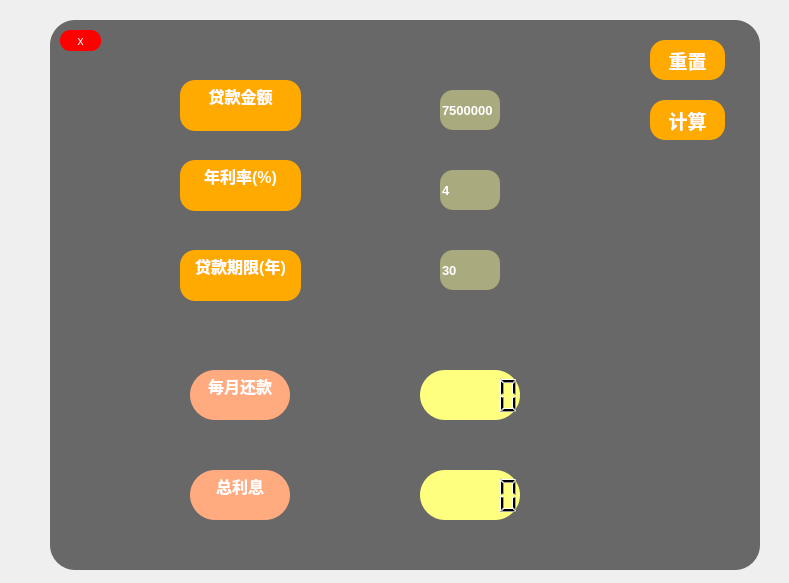
First picture: the form in midlife3.ui, repository LuoXubo/SUFE_Calculator, before the edit.
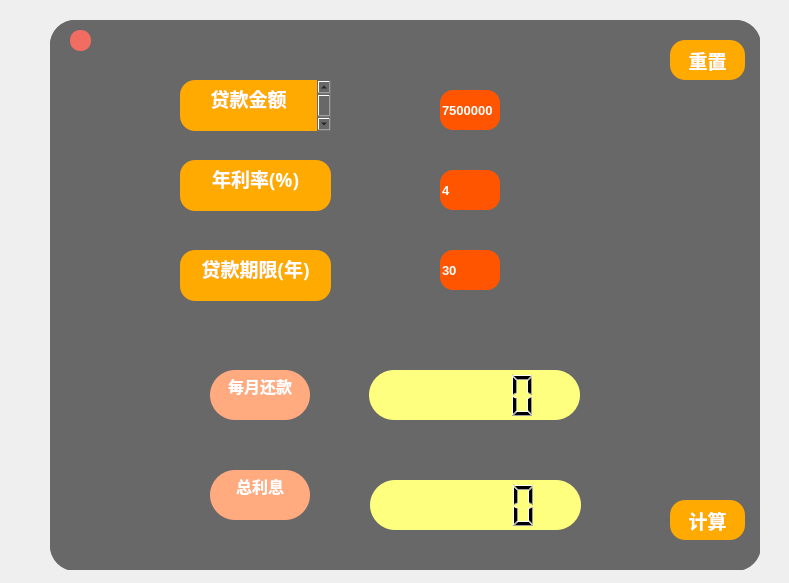
Second picture: the form after the edit. Icons and pictures are not drawn.

```diff
--- a/midlife3.ui
+++ b/midlife3.ui
@@ -29,32 +29,33 @@
    <widget class="QPushButton" name="close_2">
     <property name="geometry">
      <rect>
-      <x>10</x>
+      <x>20</x>
       <y>10</y>
-      <width>41</width>
+      <width>21</width>
       <height>21</height>
      </rect>
     </property>
     <property name="styleSheet">
-     <string notr="true">background-color: rgb(255, 0, 0);
+     <string notr="true">background-color: #F16C61;
 color: rgb(255, 255, 255);
 border-radius: 10px; </string>
     </property>
     <property name="text">
-     <string>x</string>
+     <string/>
     </property>
    </widget>
    <widget class="QPushButton" name="ok">
     <property name="geometry">
      <rect>
-      <x>600</x>
-      <y>80</y>
+      <x>620</x>
+      <y>480</y>
       <width>75</width>
       <height>40</height>
      </rect>
     </property>
     <property name="font">
      <font>
+      <family>华光胖头鱼_CNKI</family>
       <pointsize>14</pointsize>
       <weight>75</weight>
       <bold>true</bold>
@@ -73,7 +74,7 @@
    <widget class="QPushButton" name="reset">
     <property name="geometry">
      <rect>
-      <x>600</x>
+      <x>620</x>
       <y>20</y>
       <width>75</width>
       <height>40</height>
@@ -81,6 +82,7 @@
     </property>
     <property name="font">
      <font>
+      <family>华光胖头鱼_CNKI</family>
       <pointsize>14</pointsize>
       <weight>75</weight>
       <bold>true</bold>
@@ -99,9 +101,9 @@
    <widget class="QLCDNumber" name="lcd2">
     <property name="geometry">
      <rect>
-      <x>370</x>
-      <y>450</y>
-      <width>100</width>
+      <x>320</x>
+      <y>460</y>
+      <width>211</width>
       <height>50</height>
      </rect>
     </property>
@@ -117,10 +119,17 @@
      <rect>
       <x>130</x>
       <y>60</y>
-      <width>121</width>
+      <width>151</width>
       <height>51</height>
      </rect>
     </property>
+    <property name="font">
+     <font>
+      <family>楷体</family>
+      <weight>50</weight>
+      <bold>false</bold>
+     </font>
+    </property>
     <property name="styleSheet">
      <string notr="true">color: rgb(255, 255, 255);
 background-color: rgb(255, 170, 0);
@@ -131,9 +140,9 @@
      <string>&lt;!DOCTYPE HTML PUBLIC &quot;-//W3C//DTD HTML 4.0//EN&quot; &quot;http://www.w3.org/TR/REC-html40/strict.dtd&quot;&gt;
 &lt;html&gt;&lt;head&gt;&lt;meta name=&quot;qrichtext&quot; content=&quot;1&quot; /&gt;&lt;style type=&quot;text/css&quot;&gt;
 p, li { white-space: pre-wrap; }
-&lt;/style&gt;&lt;/head&gt;&lt;body style=&quot; font-family:'SimSun'; font-size:9pt; font-weight:400; font-style:normal;&quot;&gt;
-&lt;p align=&quot;center&quot; style=&quot; margin-top:0px; margin-bottom:0px; margin-left:0px; margin-right:0px; -qt-block-indent:0; text-indent:0px;&quot;&gt;&lt;span style=&quot; font-size:12pt; font-weight:600;&quot;&gt;贷款金额&lt;/span&gt;&lt;/p&gt;
-&lt;p align=&quot;center&quot; style=&quot;-qt-paragraph-type:empty; margin-top:0px; margin-bottom:0px; margin-left:0px; margin-right:0px; -qt-block-indent:0; text-indent:0px; font-size:12pt; font-weight:600;&quot;&gt;&lt;br /&gt;&lt;/p&gt;&lt;/body&gt;&lt;/html&gt;</string>
+&lt;/style&gt;&lt;/head&gt;&lt;body style=&quot; font-family:'楷体'; font-size:9pt; font-weight:400; font-style:normal;&quot;&gt;
+&lt;p align=&quot;center&quot; style=&quot; margin-top:0px; margin-bottom:0px; margin-left:0px; margin-right:0px; -qt-block-indent:0; text-indent:0px;&quot;&gt;&lt;span style=&quot; font-size:14pt; font-weight:600;&quot;&gt;贷款金额&lt;/span&gt;&lt;/p&gt;
+&lt;p align=&quot;center&quot; style=&quot;-qt-paragraph-type:empty; margin-top:0px; margin-bottom:0px; margin-left:0px; margin-right:0px; -qt-block-indent:0; text-indent:0px; font-family:'SimSun'; font-size:12pt; font-weight:600;&quot;&gt;&lt;br /&gt;&lt;/p&gt;&lt;/body&gt;&lt;/html&gt;</string>
     </property>
    </widget>
    <widget class="QLineEdit" name="rate">
@@ -153,7 +162,7 @@
      </font>
     </property>
     <property name="styleSheet">
-     <string notr="true">background-color: rgb(170, 170, 127);
+     <string notr="true">background-color: rgb(255, 85, 0);
 color: rgb(255, 255, 255);
 border-radius: 12.5px;
 </string>
@@ -165,9 +174,9 @@
    <widget class="QLCDNumber" name="lcd1">
     <property name="geometry">
      <rect>
-      <x>370</x>
+      <x>319</x>
       <y>350</y>
-      <width>100</width>
+      <width>211</width>
       <height>50</height>
      </rect>
     </property>
@@ -195,7 +204,7 @@
      </font>
     </property>
     <property name="styleSheet">
-     <string notr="true">background-color: rgb(170, 170, 127);
+     <string notr="true">background-color: rgb(255, 85, 0);
 color: rgb(255, 255, 255);
 border-radius: 12.5px;
 </string>
@@ -207,7 +216,7 @@
    <widget class="QTextBrowser" name="textBrowser_4">
     <property name="geometry">
      <rect>
-      <x>140</x>
+      <x>160</x>
       <y>350</y>
       <width>100</width>
       <height>50</height>
@@ -225,14 +234,14 @@
 &lt;html&gt;&lt;head&gt;&lt;meta name=&quot;qrichtext&quot; content=&quot;1&quot; /&gt;&lt;style type=&quot;text/css&quot;&gt;
 p, li { white-space: pre-wrap; }
 &lt;/style&gt;&lt;/head&gt;&lt;body style=&quot; font-family:'SimSun'; font-size:9pt; font-weight:400; font-style:normal;&quot;&gt;
-&lt;p align=&quot;center&quot; style=&quot; margin-top:0px; margin-bottom:0px; margin-left:0px; margin-right:0px; -qt-block-indent:0; text-indent:0px;&quot;&gt;&lt;span style=&quot; font-size:12pt; font-weight:600;&quot;&gt;每月还款&lt;/span&gt;&lt;/p&gt;
+&lt;p align=&quot;center&quot; style=&quot; margin-top:0px; margin-bottom:0px; margin-left:0px; margin-right:0px; -qt-block-indent:0; text-indent:0px;&quot;&gt;&lt;span style=&quot; font-family:'楷体'; font-size:12pt; font-weight:600;&quot;&gt;每月还款&lt;/span&gt;&lt;/p&gt;
 &lt;p style=&quot;-qt-paragraph-type:empty; margin-top:0px; margin-bottom:0px; margin-left:0px; margin-right:0px; -qt-block-indent:0; text-indent:0px;&quot;&gt;&lt;br /&gt;&lt;/p&gt;&lt;/body&gt;&lt;/html&gt;</string>
     </property>
    </widget>
    <widget class="QTextBrowser" name="textBrowser_5">
     <property name="geometry">
      <rect>
-      <x>140</x>
+      <x>160</x>
       <y>450</y>
       <width>100</width>
       <height>50</height>
@@ -250,7 +259,7 @@
 &lt;html&gt;&lt;head&gt;&lt;meta name=&quot;qrichtext&quot; content=&quot;1&quot; /&gt;&lt;style type=&quot;text/css&quot;&gt;
 p, li { white-space: pre-wrap; }
 &lt;/style&gt;&lt;/head&gt;&lt;body style=&quot; font-family:'SimSun'; font-size:9pt; font-weight:400; font-style:normal;&quot;&gt;
-&lt;p align=&quot;center&quot; style=&quot; margin-top:0px; margin-bottom:0px; margin-left:0px; margin-right:0px; -qt-block-indent:0; text-indent:0px;&quot;&gt;&lt;span style=&quot; font-size:12pt; font-weight:600;&quot;&gt;总利息&lt;/span&gt;&lt;/p&gt;&lt;/body&gt;&lt;/html&gt;</string>
+&lt;p align=&quot;center&quot; style=&quot; margin-top:0px; margin-bottom:0px; margin-left:0px; margin-right:0px; -qt-block-indent:0; text-indent:0px;&quot;&gt;&lt;span style=&quot; font-family:'楷体'; font-size:12pt; font-weight:600;&quot;&gt;总利息&lt;/span&gt;&lt;/p&gt;&lt;/body&gt;&lt;/html&gt;</string>
     </property>
    </widget>
    <widget class="QTextBrowser" name="textBrowser_2">
@@ -258,10 +267,17 @@
      <rect>
       <x>130</x>
       <y>140</y>
-      <width>121</width>
+      <width>151</width>
       <height>51</height>
      </rect>
     </property>
+    <property name="font">
+     <font>
+      <family>楷体</family>
+      <weight>50</weight>
+      <bold>false</bold>
+     </font>
+    </property>
     <property name="styleSheet">
      <string notr="true">color: rgb(255, 255, 255);
 background-color: rgb(255, 170, 0);
@@ -272,8 +288,8 @@
      <string>&lt;!DOCTYPE HTML PUBLIC &quot;-//W3C//DTD HTML 4.0//EN&quot; &quot;http://www.w3.org/TR/REC-html40/strict.dtd&quot;&gt;
 &lt;html&gt;&lt;head&gt;&lt;meta name=&quot;qrichtext&quot; content=&quot;1&quot; /&gt;&lt;style type=&quot;text/css&quot;&gt;
 p, li { white-space: pre-wrap; }
-&lt;/style&gt;&lt;/head&gt;&lt;body style=&quot; font-family:'SimSun'; font-size:9pt; font-weight:400; font-style:normal;&quot;&gt;
-&lt;p align=&quot;center&quot; style=&quot; margin-top:0px; margin-bottom:0px; margin-left:0px; margin-right:0px; -qt-block-indent:0; text-indent:0px;&quot;&gt;&lt;span style=&quot; font-size:12pt; font-weight:600;&quot;&gt;年利率(%)&lt;/span&gt;&lt;/p&gt;&lt;/body&gt;&lt;/html&gt;</string>
+&lt;/style&gt;&lt;/head&gt;&lt;body style=&quot; font-family:'楷体'; font-size:9pt; font-weight:400; font-style:normal;&quot;&gt;
+&lt;p align=&quot;center&quot; style=&quot; margin-top:0px; margin-bottom:0px; margin-left:0px; margin-right:0px; -qt-block-indent:0; text-indent:0px;&quot;&gt;&lt;span style=&quot; font-size:14pt; font-weight:600;&quot;&gt;年利率(%)&lt;/span&gt;&lt;/p&gt;&lt;/body&gt;&lt;/html&gt;</string>
     </property>
    </widget>
    <widget class="QLineEdit" name="total">
@@ -293,7 +309,7 @@
      </font>
     </property>
     <property name="styleSheet">
-     <string notr="true">background-color: rgb(170, 170, 127);
+     <string notr="true">background-color: rgb(255, 85, 0);
 color: rgb(255, 255, 255);
 border-radius: 12.5px;
 </string>
@@ -307,10 +323,17 @@
      <rect>
       <x>130</x>
       <y>230</y>
-      <width>121</width>
+      <width>151</width>
       <height>51</height>
      </rect>
     </property>
+    <property name="font">
+     <font>
+      <family>楷体</family>
+      <weight>50</weight>
+      <bold>false</bold>
+     </font>
+    </property>
     <property name="styleSheet">
      <string notr="true">color: rgb(255, 255, 255);
 background-color: rgb(255, 170, 0);
@@ -321,10 +344,38 @@
      <string>&lt;!DOCTYPE HTML PUBLIC &quot;-//W3C//DTD HTML 4.0//EN&quot; &quot;http://www.w3.org/TR/REC-html40/strict.dtd&quot;&gt;
 &lt;html&gt;&lt;head&gt;&lt;meta name=&quot;qrichtext&quot; content=&quot;1&quot; /&gt;&lt;style type=&quot;text/css&quot;&gt;
 p, li { white-space: pre-wrap; }
-&lt;/style&gt;&lt;/head&gt;&lt;body style=&quot; font-family:'SimSun'; font-size:9pt; font-weight:400; font-style:normal;&quot;&gt;
-&lt;p align=&quot;center&quot; style=&quot; margin-top:0px; margin-bottom:0px; margin-left:0px; margin-right:0px; -qt-block-indent:0; text-indent:0px;&quot;&gt;&lt;span style=&quot; font-size:12pt; font-weight:600;&quot;&gt;贷款期限(年)&lt;/span&gt;&lt;/p&gt;&lt;/body&gt;&lt;/html&gt;</string>
+&lt;/style&gt;&lt;/head&gt;&lt;body style=&quot; font-family:'楷体'; font-size:9pt; font-weight:400; font-style:normal;&quot;&gt;
+&lt;p align=&quot;center&quot; style=&quot; margin-top:0px; margin-bottom:0px; margin-left:0px; margin-right:0px; -qt-block-indent:0; text-indent:0px;&quot;&gt;&lt;span style=&quot; font-size:14pt; font-weight:600;&quot;&gt;贷款期限(年)&lt;/span&gt;&lt;/p&gt;&lt;/body&gt;&lt;/html&gt;</string>
     </property>
    </widget>
+   <widget class="QWidget" name="widget_2" native="true">
+    <property name="geometry">
+     <rect>
+      <x>0</x>
+      <y>0</y>
+      <width>711</width>
+      <height>551</height>
+     </rect>
+    </property>
+    <property name="styleSheet">
+     <string notr="true">background-image: url('./mid3.png');
+</string>
+    </property>
+   </widget>
+   <zorder>widget_2</zorder>
+   <zorder>close_2</zorder>
+   <zorder>ok</zorder>
+   <zorder>reset</zorder>
+   <zorder>lcd2</zorder>
+   <zorder>textBrowser</zorder>
+   <zorder>rate</zorder>
+   <zorder>lcd1</zorder>
+   <zorder>year</zorder>
+   <zorder>textBrowser_4</zorder>
+   <zorder>textBrowser_5</zorder>
+   <zorder>textBrowser_2</zorder>
+   <zorder>total</zorder>
+   <zorder>textBrowser_3</zorder>
   </widget>
  </widget>
  <resources/>
```
